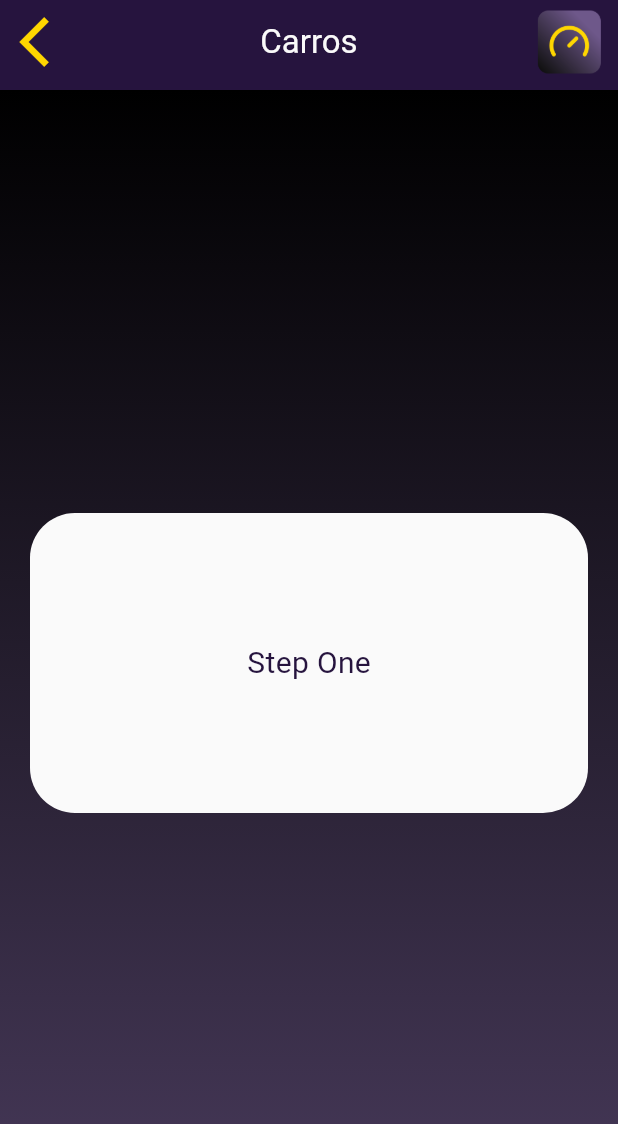
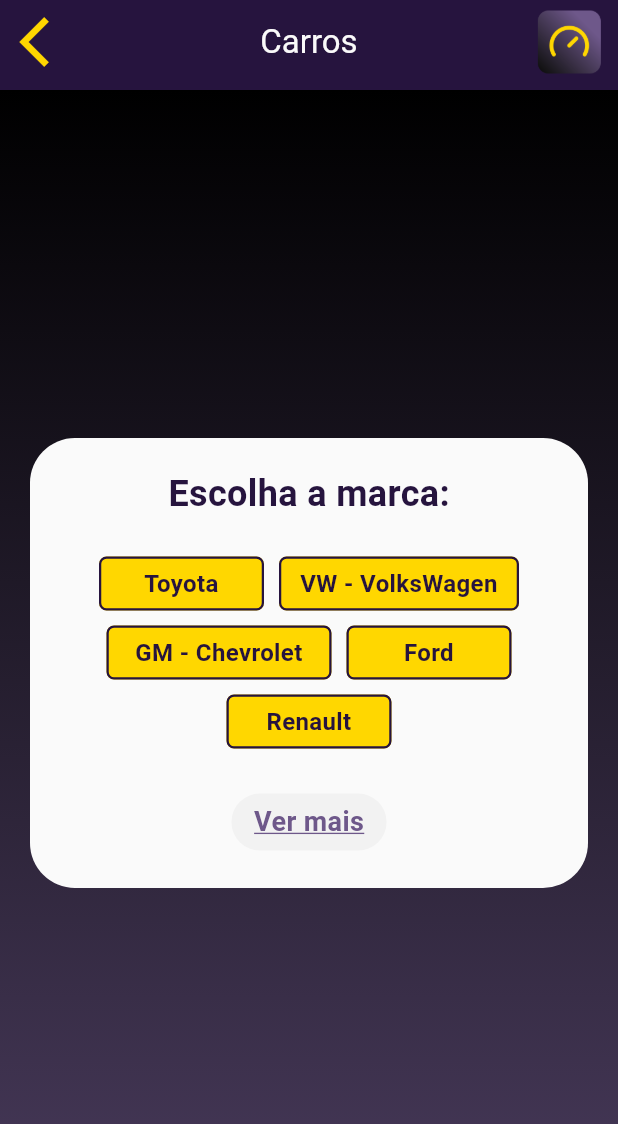
Before and after one commit to offkevyn/fipe_consulta, a Flutter app: the LookupView screen opened by its route, on a phone screen of 412 x 824 dp. Shown: the top 1124 px of the screen. Run offline on Flutter 3.47's test engine with Material 3 defaults, Android fonts, the phone set to English and light mode, and no system bars; our stand-ins replace flutter_modular, lottie, package_info_plus, phosphor_flutter.

Commit message:
add: buttons in step one

```diff
--- a/lib/app/modules/lookup/lookup_module.dart
+++ b/lib/app/modules/lookup/lookup_module.dart
@@ -2,11 +2,13 @@
 
 import 'enum/lookup_type_enum.dart';
 import 'states/lookup_step_state.dart';
+import 'util/type_chosen_lookup.dart';
 import 'view/lookup_view.dart';
 
 class LookupModule extends Module {
   @override
   void binds(i) {
+    i.addSingleton(TypeChosenLookup.new);
     i.add(LookupStepState.new);
   }
 
--- /dev/null
+++ b/lib/app/modules/lookup/util/type_chosen_lookup.dart
@@ -0,0 +1,5 @@
+import '../enum/lookup_type_enum.dart';
+
+class TypeChosenLookup {
+  late final LookupTypeEnum lookupType;
+}
--- a/lib/app/modules/lookup/view/lookup_view.dart
+++ b/lib/app/modules/lookup/view/lookup_view.dart
@@ -5,9 +5,9 @@
 import '../../../shared/util/colors_app.dart';
 import '../../../shared/util/config_view_app.dart';
 import '../../../shared/widget/app_bar/app_bar_custom.dart';
-import '../../../shared/widget/ink_well_custom/ink_well_custom.dart';
 import '../enum/lookup_type_enum.dart';
 import '../states/lookup_step_state.dart';
+import '../util/type_chosen_lookup.dart';
 import '../widget/steps/step_one/lookup_step_one.dart';
 import '../widget/steps/step_two/lookup_step_two.dart';
 
@@ -25,6 +25,7 @@
 
 class _LookupViewState extends State<LookupView> {
   late LookupTypeEnum _lookupType;
+  late TypeChosenLookup _typeChosenLookup;
   late LookupStepState _lookupStepState;
 
   late double _heightContent;
@@ -37,6 +38,9 @@
     _heightContent = 200;
     _millisecondsAnimation = 500;
 
+    _typeChosenLookup = Modular.get();
+    _typeChosenLookup.lookupType = widget.lookupType;
+
     _lookupStepState = Modular.get();
     _lookupStepState.start();
 
@@ -45,6 +49,7 @@
 
   @override
   void dispose() {
+    // _typeChosenLookup.dispose();
     _lookupStepState.dispose();
 
     super.dispose();
@@ -78,7 +83,7 @@
 
   void _lookupStepStateListener({required LookupStepTypeState state}) {
     if (state == LookupStepTypeState.step_1_choice_brand) {
-      _heightContent = 200;
+      _heightContent = 300;
     } else if (state == LookupStepTypeState.step_2_choice_model_year) {
       _heightContent = MediaQuery.of(context).size.height - 40;
     } else {
@@ -100,20 +105,7 @@
           color: ColorsApp.white,
           borderRadius: BorderRadius.circular(30),
         ),
-        child: InkWellCustom(
-          onTap: () {
-            if (state != LookupStepTypeState.step_1_choice_brand) {
-              _lookupStepState.state.value =
-                  LookupStepTypeState.step_1_choice_brand;
-            } else {
-              _lookupStepState.state.value =
-                  LookupStepTypeState.step_2_choice_model_year;
-            }
-          },
-          child: Container(
-            child: _stateManagement(state: state),
-          ),
-        ),
+        child: _stateManagement(state: state),
       ),
     );
   }
--- a/lib/app/modules/lookup/widget/steps/step_one/lookup_step_one.dart
+++ b/lib/app/modules/lookup/widget/steps/step_one/lookup_step_one.dart
@@ -1,6 +1,12 @@
-import 'package:flutter/cupertino.dart';
+import 'package:fipe_consulta/app/modules/lookup/widget/steps/step_one/util/most_popular_car_brands.dart';
+import 'package:flutter/material.dart';
+import 'package:flutter_modular/flutter_modular.dart';
 
 import '../../../../../shared/util/colors_app.dart';
+import '../../../../../shared/widget/button_simple/button_simple.dart';
+import '../../../../../shared/widget/ink_well_custom/ink_well_custom.dart';
+import '../../../enum/lookup_type_enum.dart';
+import '../../../util/type_chosen_lookup.dart';
 
 class LookupStepOne extends StatefulWidget {
   const LookupStepOne({super.key});
@@ -10,15 +16,87 @@
 }
 
 class _LookupStepOneState extends State<LookupStepOne> {
+  late TypeChosenLookup _typeChosenLookup;
+
+  @override
+  void initState() {
+    super.initState();
+
+    _typeChosenLookup = Modular.get();
+  }
+
+  List<Widget> _itens() {
+    List<Widget> itens = [];
+    List<dynamic> listVehicle = [];
+
+    if (_typeChosenLookup.lookupType == LookupTypeEnum.car) {
+      listVehicle = MostPopularCarBrands.brands();
+    }
+
+    for (var e in listVehicle) {
+      itens.add(
+        ButtonSimple(
+          text: e['name'],
+          width: e['width'],
+          onPressed: () {
+            print('Clicou em ${e['name']}');
+          },
+        ),
+      );
+    }
+
+    return itens;
+  }
+
   @override
   Widget build(BuildContext context) {
-    return const Center(
-      child: Text(
-        'Step One',
-        style: TextStyle(
-          fontSize: 20,
-          color: ColorsApp.primary,
-        ),
+    return SingleChildScrollView(
+      child: Column(
+        children: [
+          const Text(
+            'Escolha a marca:',
+            style: TextStyle(
+                fontSize: 24,
+                color: ColorsApp.primary,
+                fontWeight: FontWeight.w700),
+          ),
+          const SizedBox(height: 25),
+          Wrap(
+            alignment: WrapAlignment.center,
+            spacing: 10,
+            runSpacing: 10,
+            children: _itens(),
+          ),
+          const SizedBox(height: 30),
+          InkWellCustom(
+            borderRadius: BorderRadius.circular(50),
+            colorInkWell: ColorsApp.primary.withOpacity(0.09),
+            colorMaterial: Colors.black.withOpacity(0.03),
+            onTap: () {
+              print('Clicou em ver mais');
+            },
+            child: Container(
+              padding: const EdgeInsets.symmetric(
+                horizontal: 15,
+                vertical: 6,
+              ),
+              decoration: BoxDecoration(
+                color: Colors.transparent,
+                borderRadius: BorderRadius.circular(50),
+              ),
+              child: const Text(
+                'Ver mais',
+                style: TextStyle(
+                  fontSize: 18,
+                  color: ColorsApp.primary2,
+                  fontWeight: FontWeight.w700,
+                  decoration: TextDecoration.underline,
+                  decorationColor: ColorsApp.primary2,
+                ),
+              ),
+            ),
+          )
+        ],
       ),
     );
   }
--- /dev/null
+++ b/lib/app/modules/lookup/widget/steps/step_one/util/most_popular_car_brands.dart
@@ -0,0 +1,11 @@
+abstract class MostPopularCarBrands {
+  static List<Map<String, dynamic>> brands() {
+    return [
+      {'name': 'Toyota', 'cod': '56'},
+      {'name': 'VW - VolksWagen', 'cod': '59', 'width': 160.0},
+      {'name': 'GM - Chevrolet', 'cod': '23', 'width': 150.0},
+      {'name': 'Ford', 'cod': '22'},
+      {'name': 'Renault', 'cod': '48'},
+    ];
+  }
+}
```
